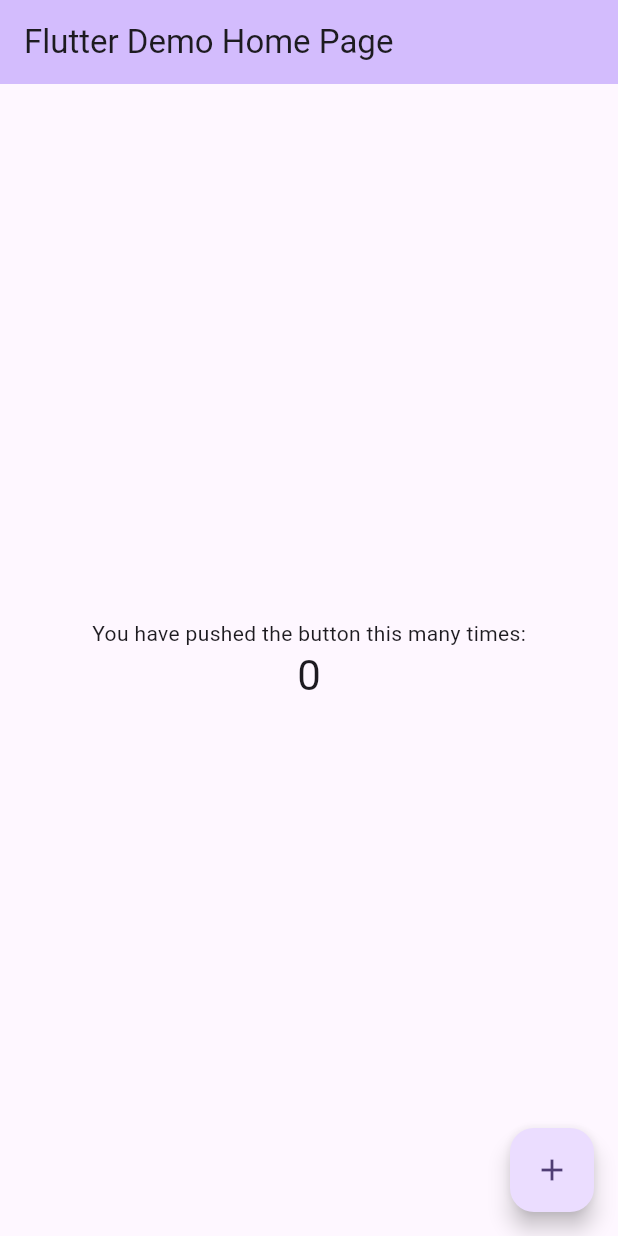
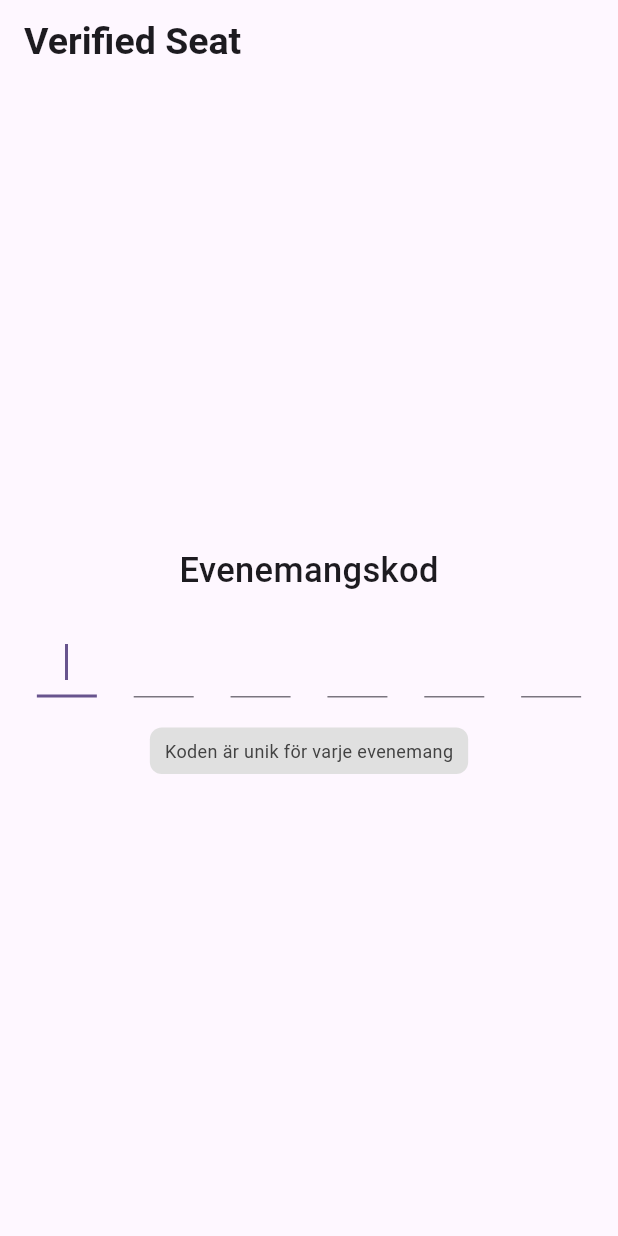
Before and after one commit to esaiaswestberg/verified-seat, a Flutter app: the screen it shows after launch, on a phone screen of 412 x 824 dp. Run offline on Flutter 3.47's test engine with Material 3 defaults, Android fonts, the light colour scheme and no system bars.

Commit message:
Created locked page

```diff
--- /dev/null
+++ b/app/lib/components/inputs/six-digit.dart
@@ -0,0 +1,79 @@
+import 'package:flutter/material.dart';
+import 'package:flutter/services.dart';
+
+class SixDigitInput extends StatefulWidget {
+  const SixDigitInput(
+      {super.key, required this.onComplete, this.autofocus = false});
+  final Function(String) onComplete;
+  final bool autofocus;
+
+  @override
+  _SixDigitInputState createState() => _SixDigitInputState();
+}
+
+class _SixDigitInputState extends State<SixDigitInput> {
+  List<TextEditingController> controllers = [];
+  List<FocusNode> focusNodes = [];
+
+  @override
+  void initState() {
+    super.initState();
+    for (int i = 0; i < 6; i++) {
+      controllers.add(TextEditingController());
+      focusNodes.add(FocusNode());
+    }
+  }
+
+  @override
+  void dispose() {
+    for (int i = 0; i < 6; i++) {
+      controllers[i].dispose();
+      focusNodes[i].dispose();
+    }
+    super.dispose();
+  }
+
+  @override
+  Widget build(BuildContext context) {
+    return Row(
+      mainAxisAlignment: MainAxisAlignment.spaceEvenly,
+      children: List.generate(6, (index) {
+        return SizedBox(
+          width: 40,
+          child: RawKeyboardListener(
+            focusNode: FocusNode(),
+            onKey: (RawKeyEvent event) {
+              if (event.isKeyPressed(LogicalKeyboardKey.backspace) &&
+                  controllers[index].text.isEmpty &&
+                  index > 0) {
+                focusNodes[index - 1].requestFocus();
+              }
+            },
+            child: TextField(
+              controller: controllers[index],
+              focusNode: focusNodes[index],
+              keyboardType: TextInputType.number,
+              textAlign: TextAlign.center,
+              maxLength: 1,
+              autofocus: widget.autofocus && index == 0,
+              decoration: const InputDecoration(
+                counterText: "",
+              ),
+              onChanged: (value) {
+                if (value.length == 1 && index < 5) {
+                  focusNodes[index + 1].requestFocus();
+                }
+
+                if (controllers
+                    .every((controller) => controller.text.isNotEmpty)) {
+                  widget.onComplete(
+                      controllers.map((controller) => controller.text).join());
+                }
+              },
+            ),
+          ),
+        );
+      }),
+    );
+  }
+}
--- /dev/null
+++ b/app/lib/components/labels/info.dart
@@ -0,0 +1,28 @@
+import 'package:flutter/material.dart';
+
+class InfoLabel extends StatelessWidget {
+  const InfoLabel({
+    Key? key,
+    required this.text,
+  }) : super(key: key);
+
+  final String text;
+
+  @override
+  Widget build(BuildContext context) {
+    return Container(
+      padding: const EdgeInsets.fromLTRB(10, 7, 10, 7),
+      decoration: BoxDecoration(
+        color: Colors.grey[300],
+        borderRadius: BorderRadius.circular(8),
+      ),
+      child: Text(
+        text,
+        style: TextStyle(
+          fontSize: 12,
+          color: Colors.grey[800],
+        ),
+      ),
+    );
+  }
+}
--- /dev/null
+++ b/app/lib/components/labels/subtitle.dart
@@ -0,0 +1,21 @@
+import 'package:flutter/material.dart';
+
+class SubTitleLabel extends StatelessWidget {
+  const SubTitleLabel({
+    Key? key,
+    required this.text,
+  }) : super(key: key);
+
+  final String text;
+
+  @override
+  Widget build(BuildContext context) {
+    return Text(
+      text,
+      style: const TextStyle(
+        fontSize: 23,
+        fontWeight: FontWeight.w500,
+      ),
+    );
+  }
+}
--- /dev/null
+++ b/app/lib/components/labels/title.dart
@@ -0,0 +1,21 @@
+import 'package:flutter/material.dart';
+
+class TitleLabel extends StatelessWidget {
+  const TitleLabel({
+    Key? key,
+    required this.text,
+  }) : super(key: key);
+
+  final String text;
+
+  @override
+  Widget build(BuildContext context) {
+    return Text(
+      text,
+      style: const TextStyle(
+        fontSize: 25,
+        fontWeight: FontWeight.bold,
+      ),
+    );
+  }
+}
--- /dev/null
+++ b/app/lib/components/margins/horizontal.dart
@@ -0,0 +1,15 @@
+import 'package:flutter/material.dart';
+
+class HorizontalMargin extends StatelessWidget {
+  const HorizontalMargin({
+    Key? key,
+    required this.width,
+  }) : super(key: key);
+
+  final double width;
+
+  @override
+  Widget build(BuildContext context) {
+    return SizedBox(width: width);
+  }
+}
--- /dev/null
+++ b/app/lib/components/margins/vertical.dart
@@ -0,0 +1,15 @@
+import 'package:flutter/material.dart';
+
+class VerticalMargin extends StatelessWidget {
+  const VerticalMargin({
+    Key? key,
+    required this.height,
+  }) : super(key: key);
+
+  final double height;
+
+  @override
+  Widget build(BuildContext context) {
+    return SizedBox(height: height);
+  }
+}
--- a/app/lib/main.dart
+++ b/app/lib/main.dart
@@ -1,11 +1,12 @@
 import 'package:flutter/material.dart';
+import 'package:verified_seat/pages/locked.dart';
 
 void main() {
-  runApp(const MyApp());
+  runApp(const VerifiedSeat());
 }
 
-class MyApp extends StatelessWidget {
-  const MyApp({super.key});
+class VerifiedSeat extends StatelessWidget {
+  const VerifiedSeat({super.key});
 
   // This widget is the root of your application.
   @override
@@ -13,113 +14,10 @@
     return MaterialApp(
       title: 'Flutter Demo',
       theme: ThemeData(
-        // This is the theme of your application.
-        //
-        // TRY THIS: Try running your application with "flutter run". You'll see
-        // the application has a purple toolbar. Then, without quitting the app,
-        // try changing the seedColor in the colorScheme below to Colors.green
-        // and then invoke "hot reload" (save your changes or press the "hot
-        // reload" button in a Flutter-supported IDE, or press "r" if you used
-        // the command line to start the app).
-        //
-        // Notice that the counter didn't reset back to zero; the application
-        // state is not lost during the reload. To reset the state, use hot
-        // restart instead.
-        //
-        // This works for code too, not just values: Most code changes can be
-        // tested with just a hot reload.
         colorScheme: ColorScheme.fromSeed(seedColor: Colors.deepPurple),
         useMaterial3: true,
       ),
-      home: const MyHomePage(title: 'Flutter Demo Home Page'),
+      home: const LockedPage(),
     );
   }
 }
-
-class MyHomePage extends StatefulWidget {
-  const MyHomePage({super.key, required this.title});
-
-  // This widget is the home page of your application. It is stateful, meaning
-  // that it has a State object (defined below) that contains fields that affect
-  // how it looks.
-
-  // This class is the configuration for the state. It holds the values (in this
-  // case the title) provided by the parent (in this case the App widget) and
-  // used by the build method of the State. Fields in a Widget subclass are
-  // always marked "final".
-
-  final String title;
-
-  @override
-  State<MyHomePage> createState() => _MyHomePageState();
-}
-
-class _MyHomePageState extends State<MyHomePage> {
-  int _counter = 0;
-
-  void _incrementCounter() {
-    setState(() {
-      // This call to setState tells the Flutter framework that something has
-      // changed in this State, which causes it to rerun the build method below
-      // so that the display can reflect the updated values. If we changed
-      // _counter without calling setState(), then the build method would not be
-      // called again, and so nothing would appear to happen.
-      _counter++;
-    });
-  }
-
-  @override
-  Widget build(BuildContext context) {
-    // This method is rerun every time setState is called, for instance as done
-    // by the _incrementCounter method above.
-    //
-    // The Flutter framework has been optimized to make rerunning build methods
-    // fast, so that you can just rebuild anything that needs updating rather
-    // than having to individually change instances of widgets.
-    return Scaffold(
-      appBar: AppBar(
-        // TRY THIS: Try changing the color here to a specific color (to
-        // Colors.amber, perhaps?) and trigger a hot reload to see the AppBar
-        // change color while the other colors stay the same.
-        backgroundColor: Theme.of(context).colorScheme.inversePrimary,
-        // Here we take the value from the MyHomePage object that was created by
-        // the App.build method, and use it to set our appbar title.
-        title: Text(widget.title),
-      ),
-      body: Center(
-        // Center is a layout widget. It takes a single child and positions it
-        // in the middle of the parent.
-        child: Column(
-          // Column is also a layout widget. It takes a list of children and
-          // arranges them vertically. By default, it sizes itself to fit its
-          // children horizontally, and tries to be as tall as its parent.
-          //
-          // Column has various properties to control how it sizes itself and
-          // how it positions its children. Here we use mainAxisAlignment to
-          // center the children vertically; the main axis here is the vertical
-          // axis because Columns are vertical (the cross axis would be
-          // horizontal).
-          //
-          // TRY THIS: Invoke "debug painting" (choose the "Toggle Debug Paint"
-          // action in the IDE, or press "p" in the console), to see the
-          // wireframe for each widget.
-          mainAxisAlignment: MainAxisAlignment.center,
-          children: <Widget>[
-            const Text(
-              'You have pushed the button this many times:',
-            ),
-            Text(
-              '$_counter',
-              style: Theme.of(context).textTheme.headlineMedium,
-            ),
-          ],
-        ),
-      ),
-      floatingActionButton: FloatingActionButton(
-        onPressed: _incrementCounter,
-        tooltip: 'Increment',
-        child: const Icon(Icons.add),
-      ), // This trailing comma makes auto-formatting nicer for build methods.
-    );
-  }
-}
--- /dev/null
+++ b/app/lib/pages/locked.dart
@@ -0,0 +1,42 @@
+import 'package:flutter/material.dart';
+import 'package:verified_seat/components/inputs/six-digit.dart';
+import 'package:verified_seat/components/labels/info.dart';
+import 'package:verified_seat/components/labels/subtitle.dart';
+import 'package:verified_seat/components/labels/title.dart';
+import 'package:verified_seat/components/margins/vertical.dart';
+
+class LockedPage extends StatefulWidget {
+  const LockedPage({Key? key}) : super(key: key);
+
+  @override
+  State<LockedPage> createState() => _LockedPageState();
+}
+
+class _LockedPageState extends State<LockedPage> {
+  void _onComplete(String code) {
+    for (int i = 0; i < 60; i++) {
+      print('Completed code: $code');
+    }
+  }
+
+  @override
+  Widget build(BuildContext context) {
+    return Scaffold(
+      appBar: AppBar(
+        title: const TitleLabel(text: 'Verified Seat'),
+      ),
+      body: Center(
+        child: Column(
+          mainAxisAlignment: MainAxisAlignment.center,
+          children: [
+            const SubTitleLabel(text: 'Evenemangskod'),
+            const VerticalMargin(height: 20),
+            SixDigitInput(autofocus: true, onComplete: _onComplete),
+            const VerticalMargin(height: 20),
+            const InfoLabel(text: 'Koden är unik för varje evenemang')
+          ],
+        ),
+      ),
+    );
+  }
+}
```
